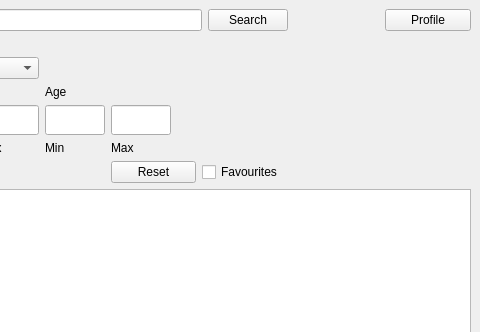
The window that mainwindow.ui (happy394/qt_project_hse) describes before a commit, drawn with Qt 5; both pictures show x 320 to 800 and y 0 to 332 of the 800 by 600 pixel window.
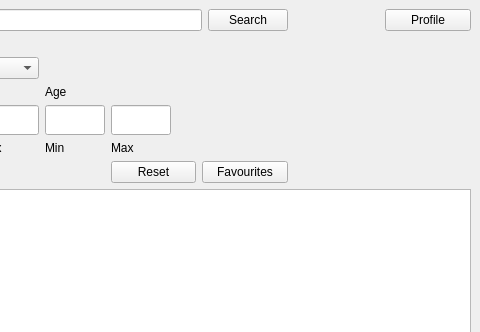
The same window after the commit.

Commit message: Favorite button (reconsidered)

Patch:
```diff
--- a/mainwindow.ui
+++ b/mainwindow.ui
@@ -189,13 +189,6 @@
       </property>
      </widget>
     </item>
-    <item row="6" column="7">
-     <widget class="QCheckBox" name="FavouritesBox">
-      <property name="text">
-       <string>Favourites</string>
-      </property>
-     </widget>
-    </item>
     <item row="1" column="1">
      <widget class="QLabel" name="BrandLabel">
       <property name="text">
@@ -357,6 +350,13 @@
       </property>
      </widget>
     </item>
+    <item row="6" column="7">
+     <widget class="QPushButton" name="FavouritesBox">
+      <property name="text">
+       <string>Favourites</string>
+      </property>
+     </widget>
+    </item>
    </layout>
   </widget>
   <widget class="QMenuBar" name="menubar">
```
Left out of the diff: 2 changed lines with no effect on the pictures. The commit also changes 6 other files.
